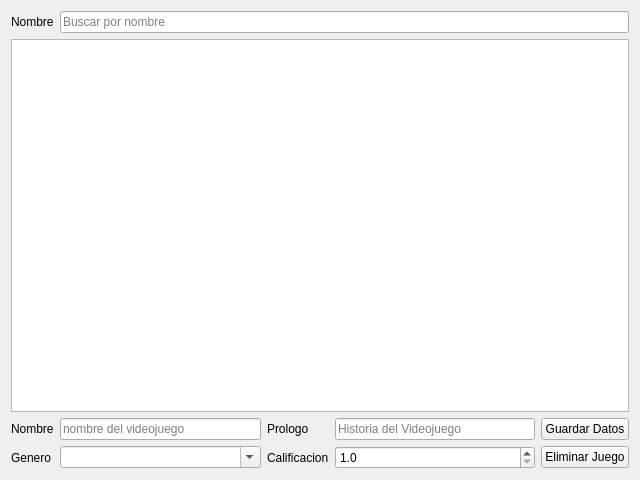
Qt form ui/gamelibrarywidget.ui (Abysmal683/chatbot-cpp) before a commit.
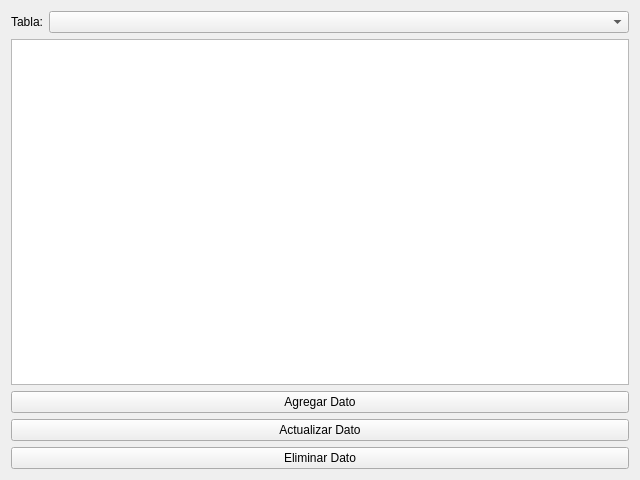
The same form after that commit.

The edit to the form file:
```diff
--- a/ui/gamelibrarywidget.ui
+++ b/ui/gamelibrarywidget.ui
@@ -37,22 +37,12 @@
         </sizepolicy>
        </property>
        <property name="text">
-        <string>Nombre</string>
+        <string>Tabla:</string>
        </property>
       </widget>
      </item>
      <item>
-      <widget class="QLineEdit" name="lineEditBuscador">
-       <property name="sizePolicy">
-        <sizepolicy hsizetype="Expanding" vsizetype="Fixed">
-         <horstretch>2</horstretch>
-         <verstretch>0</verstretch>
-        </sizepolicy>
-       </property>
-       <property name="placeholderText">
-        <string>Buscar por nombre</string>
-       </property>
-      </widget>
+      <widget class="QComboBox" name="comboBoxTabla"/>
      </item>
     </layout>
    </item>
@@ -60,121 +50,25 @@
     <widget class="QTableView" name="tableViewLibreria"/>
    </item>
    <item>
-    <layout class="QGridLayout" name="gridLayoutDatos">
-     <item row="0" column="1">
-      <widget class="QLineEdit" name="lineEditNombre">
-       <property name="placeholderText">
-        <string>nombre del videojuego</string>
-       </property>
-      </widget>
-     </item>
-     <item row="1" column="2">
-      <widget class="QLabel" name="labelCalificacion">
+    <layout class="QVBoxLayout" name="verticalLayout_2">
+     <item>
+      <widget class="QPushButton" name="pushButtonAgregar">
        <property name="text">
-        <string>Calificacion</string>
+        <string>Agregar Dato</string>
        </property>
       </widget>
      </item>
-     <item row="1" column="1">
-      <widget class="QComboBox" name="comboBoxGenero">
-       <property name="toolTip">
-        <string>El genero principal del Videojuego</string>
-       </property>
-       <property name="statusTip">
-        <string/>
-       </property>
-       <property name="whatsThis">
-        <string/>
-       </property>
-       <property name="editable">
-        <bool>true</bool>
-       </property>
-       <property name="placeholderText">
-        <string/>
-       </property>
-      </widget>
-     </item>
-     <item row="0" column="2">
-      <widget class="QLabel" name="labelPrologo">
+     <item>
+      <widget class="QPushButton" name="pushButtonActualizar">
        <property name="text">
-        <string>Prologo</string>
+        <string>Actualizar Dato</string>
        </property>
       </widget>
      </item>
-     <item row="0" column="0">
-      <widget class="QLabel" name="labelNombre">
-       <property name="text">
-        <string>Nombre</string>
-       </property>
-      </widget>
-     </item>
-     <item row="1" column="3">
-      <widget class="QDoubleSpinBox" name="doubleSpinBoxCalificacion">
-       <property name="font">
-        <font>
-         <bold>false</bold>
-        </font>
-       </property>
-       <property name="toolTip">
-        <string>puntuacion del 1 al 5 con decimales del videojuego</string>
-       </property>
-       <property name="statusTip">
-        <string/>
-       </property>
-       <property name="whatsThis">
-        <string/>
-       </property>
-       <property name="wrapping">
-        <bool>false</bool>
-       </property>
-       <property name="readOnly">
-        <bool>false</bool>
-       </property>
-       <property name="showGroupSeparator" stdset="0">
-        <bool>false</bool>
-       </property>
-       <property name="decimals">
-        <number>1</number>
-       </property>
-       <property name="minimum">
-        <double>1.000000000000000</double>
-       </property>
-       <property name="maximum">
-        <double>5.000000000000000</double>
-       </property>
-       <property name="singleStep">
-        <double>0.500000000000000</double>
-       </property>
-       <property name="stepType">
-        <enum>QAbstractSpinBox::StepType::DefaultStepType</enum>
-       </property>
-      </widget>
-     </item>
-     <item row="0" column="3">
-      <widget class="QLineEdit" name="lineEditPrologo">
-       <property name="placeholderText">
-        <string>Historia del Videojuego</string>
-       </property>
-      </widget>
-     </item>
-     <item row="1" column="0">
-      <widget class="QLabel" name="labelGenero">
-       <property name="text">
-        <string>Genero</string>
-       </property>
-      </widget>
-     </item>
-     <item row="0" column="4">
-      <widget class="QPushButton" name="pushButtonGuardar">
-       <property name="text">
-        <string>Guardar Datos</string>
-       </property>
-      </widget>
-     </item>
-     <item row="1" column="4">
+     <item>
       <widget class="QPushButton" name="pushButtonEliminar">
        <property name="text">
-        <string>Eliminar Juego</string>
+        <string>Eliminar Dato</string>
        </property>
       </widget>
      </item>
```
Left out of the diff: 2 changed lines with no effect on the pictures.
